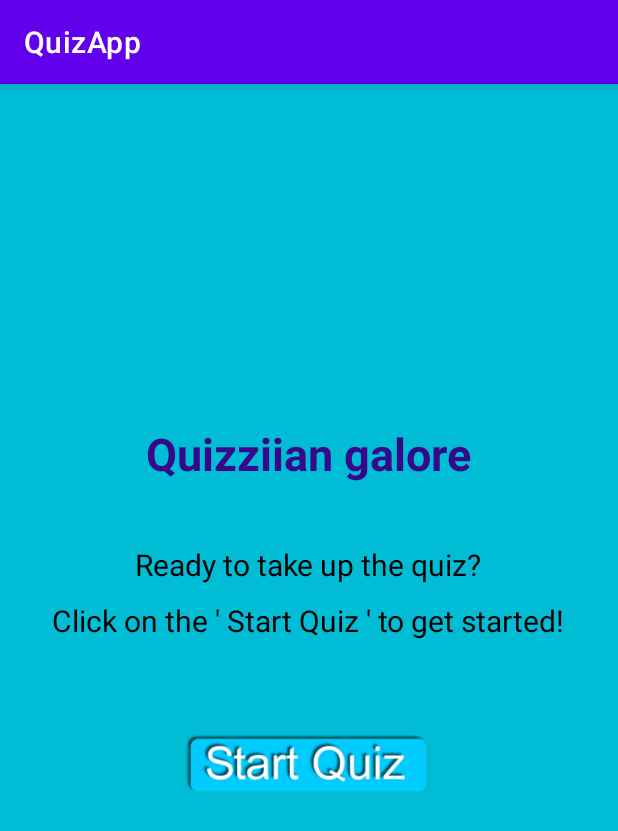
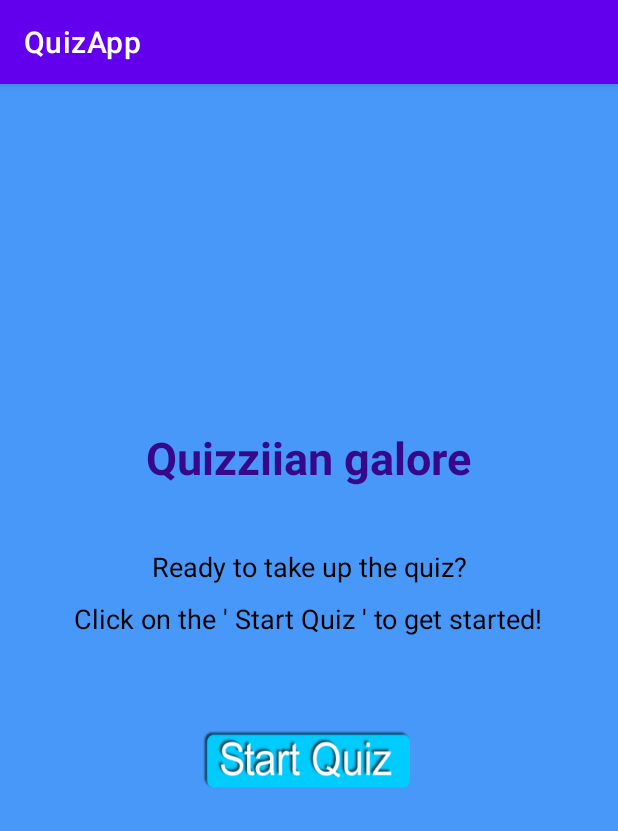
Before and after one commit to ArbeenaKhanum/QuizApp, an Android app: the screen it shows after launch (QuizStartScreenActivity), on a phone screen of 412 x 824 dp. Shown: the top 831 px of the screen. Run offline under Robolectric (Android 15) with nearby library versions, the phone set to English and light mode, and no system bars.

```diff
--- a/OuizAppProject/app/src/main/res/layout/activity_quiz_result.xml
+++ b/OuizAppProject/app/src/main/res/layout/activity_quiz_result.xml
@@ -24,7 +24,7 @@
         android:layout_width="match_parent"
         android:layout_height="wrap_content"
         android:layout_margin="20dp"
-        android:background="#307BD3"
+        android:background="@drawable/score_result_bg"
         android:orientation="vertical"
         android:paddingStart="30dp"
         android:paddingTop="15dp"
--- a/OuizAppProject/app/src/main/res/layout/activity_quiz_start_screen.xml
+++ b/OuizAppProject/app/src/main/res/layout/activity_quiz_start_screen.xml
@@ -4,7 +4,7 @@
     xmlns:tools="http://schemas.android.com/tools"
     android:layout_width="match_parent"
     android:layout_height="match_parent"
-    android:background="#00BCD4"
+    android:background="#4798F8"
     android:gravity="center"
     android:orientation="vertical"
     tools:context=".activities.QuizStartScreenActivity">
@@ -36,7 +36,7 @@
             android:text="Ready to take up the quiz?"
             android:textAlignment="center"
             android:textColor="@color/black"
-            android:textSize="20sp" />
+            android:textSize="18sp" />
 
         <TextView
             android:layout_width="wrap_content"
@@ -46,24 +46,25 @@
             android:text="Click on the ' Start Quiz ' to get started!"
             android:textAlignment="center"
             android:textColor="@color/black"
-            android:textSize="20sp" />
+            android:textSize="18sp" />
 
         <ImageButton
             android:id="@+id/btnStartQuiz"
             android:layout_width="180dp"
             android:layout_height="100dp"
+            android:layout_gravity="center"
             android:background="@android:color/transparent"
-            android:layout_gravity="center"
+            android:contextClickable="true"
+            android:padding="15dp"
+            android:elevation="8dp"
+            android:scaleType="fitXY"
             android:src="@drawable/start_quiz_sml"
-            android:padding="15dp"
-            android:textStyle="bold"
-            android:scaleType="centerCrop"
+            android:text="Start Quiz"
+            android:textAlignment="center"
+            android:textAllCaps="false"
             android:textColor="@color/white"
-            android:textAlignment="center"
-            android:contextClickable="true"
-            android:text="Start Quiz"
-            android:textAllCaps="false"
-            android:textSize="16sp" />
+            android:textSize="16sp"
+            android:textStyle="bold" />
 
     </LinearLayout>
 
```
Also changed, not shown: OuizAppProject/app/src/main/res/drawable/score_result_bg.xml (added, +9 -0 lines).
